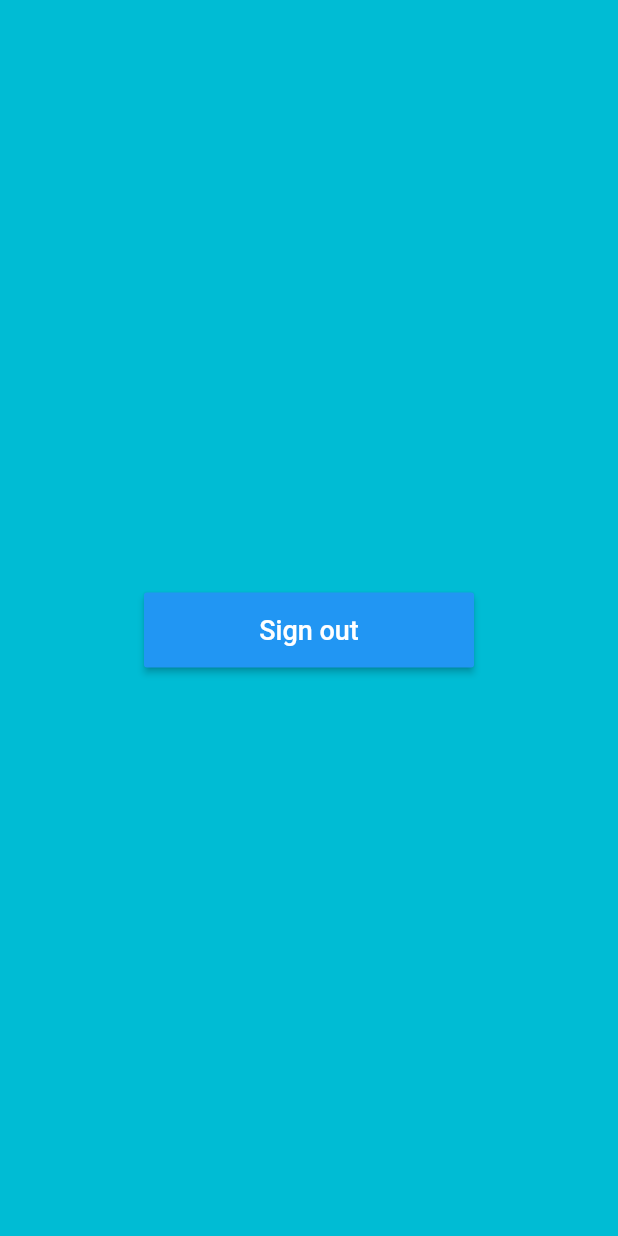
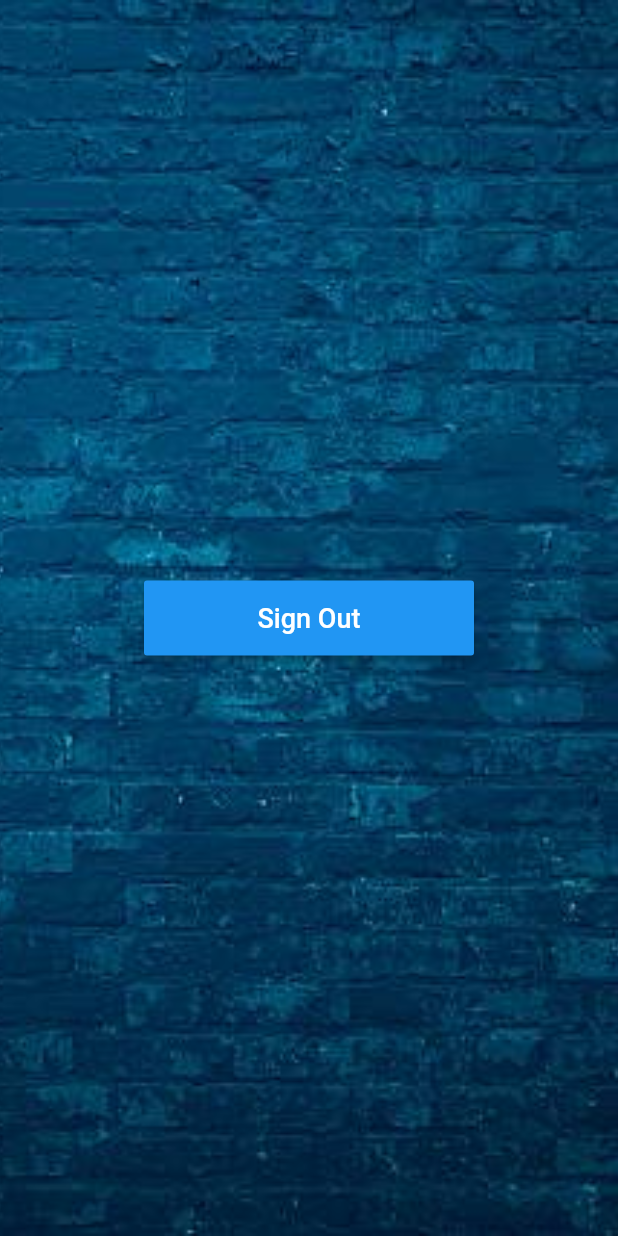
Before and after one commit to pratikjain04/Quiz-Up, a Flutter app: the Home screen opened by its route, on a phone screen of 412 x 824 dp. Run offline on Flutter 3.47's test engine with Material 2 defaults, Android fonts, the phone set to English and light mode, and no system bars; our stand-ins replace firebase_auth, google_sign_in; accounts and stored records are empty.

Commit message:
HomePage UI update

```diff
--- a/lib/home.dart
+++ b/lib/home.dart
@@ -2,39 +2,37 @@ import 'package:flutter/material.dart';
 import 'package:google_sign_in/google_sign_in.dart';
 import 'package:firebase_auth/firebase_auth.dart';
 
-class Home extends StatefulWidget{
+class Home extends StatefulWidget {
   @override
   HomeState createState() => HomeState();
-
 }
 
-class HomeState extends State<Home>{
+class HomeState extends State<Home> {
   final GoogleSignIn googleSignIn = new GoogleSignIn();
   final FirebaseAuth _auth = FirebaseAuth.instance;
 
-  void _signOut() async{
-    _auth.signOut().whenComplete((){
+  void _signOut() async {
+    _auth.signOut().whenComplete(() {
       googleSignIn.signOut();
     });
-    Navigator.of(context).pushNamedAndRemoveUntil('/SignIn', (Route<dynamic> route) => false);
+    Navigator
+        .of(context)
+        .pushNamedAndRemoveUntil('/SignIn', (Route<dynamic> route) => false);
   }
 
   @override
   Widget build(BuildContext context) {
     return new Scaffold(
-      body: new Container(
-        color: Colors.cyan,
-        padding: new EdgeInsets.all(32.0),
-        child: new Container(
-          child: new Column(
+      body: Stack(
+        fit: StackFit.expand,
         children: <Widget>[
-              new Row(
-                children: <Widget>[
-                  new Text(""),
-                ],
+          Image(
+            image: new AssetImage('images/bluebrickwall.jpg'),
+            fit: BoxFit.cover,
+
           ),
-              Expanded(
-                child: new Column(
+
+           Column(
               mainAxisAlignment: MainAxisAlignment.center,
               children: <Widget>[
                 Container(
@@ -43,15 +41,14 @@ class HomeState extends State<Home>{
                   child: RaisedButton(
                     onPressed: _signOut,
                     color: Colors.blue,
-                        child: Text('Sign out', style: new TextStyle(color: Colors.white, fontSize: 18.0) ),
+                    child: Text('Sign Out',
+                        style:
+                            new TextStyle(color: Colors.white, fontSize: 18.0)),
                   ),
                 ),
               ],
             ),
-              ),
         ],
-          ),
-        ),
       ),
     );
   }
--- a/pubspec.yaml
+++ b/pubspec.yaml
@@ -33,6 +33,8 @@ flutter:
   - images/logogoogle.png
   - images/whitegooglelogo.png
   - images/whiteloader.gif
+  - images/bluebrickwall.jpg
+
   #  - images/a_dot_ham.jpeg
 
   # An image asset can refer to one or more resolution-specific "variants", see
```
Also changed, not shown: images/bluebrickwall.jpg (added), images/bluegreenblack.png (added). Lines whose indentation alone changed are shown as unchanged.
